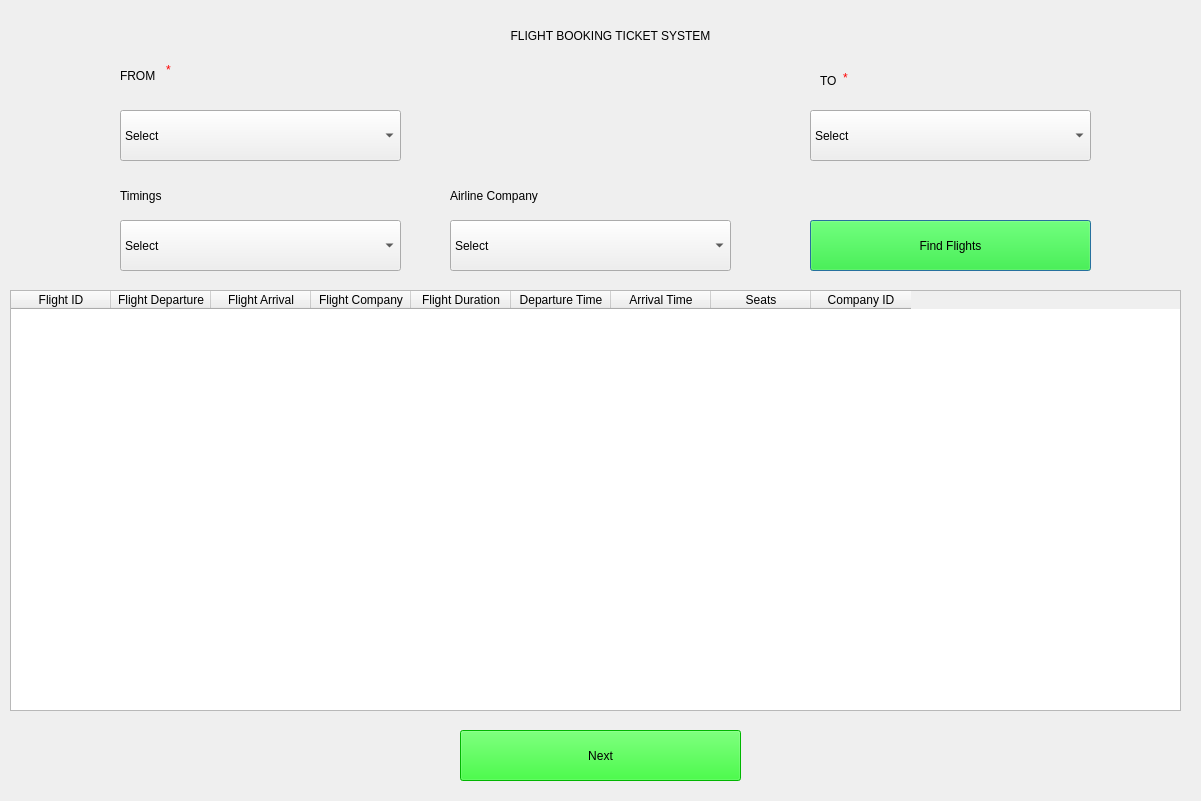
First picture: the form in Project_Source_Code/Flight_Booking_Screen.ui, repository Haleshot/Flight_Booking_System, before the edit.
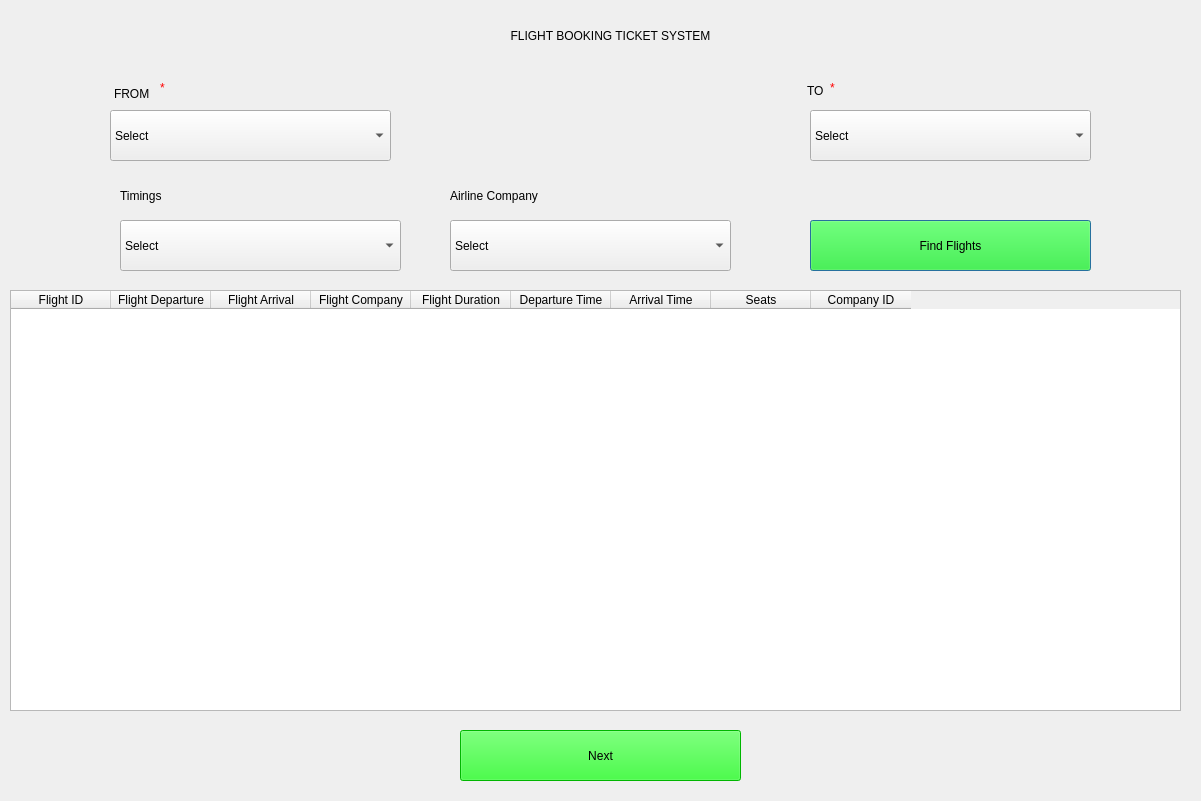
Second picture: the form after the edit.

Commit message: Update Welcome Screen

What changed in the file:
```diff
--- a/Project_Source_Code/Flight_Booking_Screen.ui
+++ b/Project_Source_Code/Flight_Booking_Screen.ui
@@ -36,7 +36,7 @@
   <widget class="QComboBox" name="From_Combo_Box">
    <property name="geometry">
     <rect>
-     <x>120</x>
+     <x>110</x>
      <y>110</y>
      <width>281</width>
      <height>51</height>
@@ -74,8 +74,8 @@
   <widget class="QLabel" name="From_Label">
    <property name="geometry">
     <rect>
-     <x>120</x>
-     <y>60</y>
+     <x>114</x>
+     <y>78</y>
      <width>51</width>
      <height>31</height>
     </rect>
@@ -184,8 +184,8 @@
   <widget class="QLabel" name="To_Label">
    <property name="geometry">
     <rect>
-     <x>820</x>
-     <y>60</y>
+     <x>807</x>
+     <y>70</y>
      <width>31</width>
      <height>41</height>
     </rect>
@@ -301,8 +301,8 @@
   <widget class="QLabel" name="label">
    <property name="geometry">
     <rect>
-     <x>166</x>
-     <y>62</y>
+     <x>160</x>
+     <y>80</y>
      <width>21</width>
      <height>16</height>
     </rect>
@@ -317,8 +317,8 @@
   <widget class="QLabel" name="label_2">
    <property name="geometry">
     <rect>
-     <x>843</x>
-     <y>70</y>
+     <x>830</x>
+     <y>80</y>
      <width>16</width>
      <height>16</height>
     </rect>
```
The commit also changes 3 other files.
